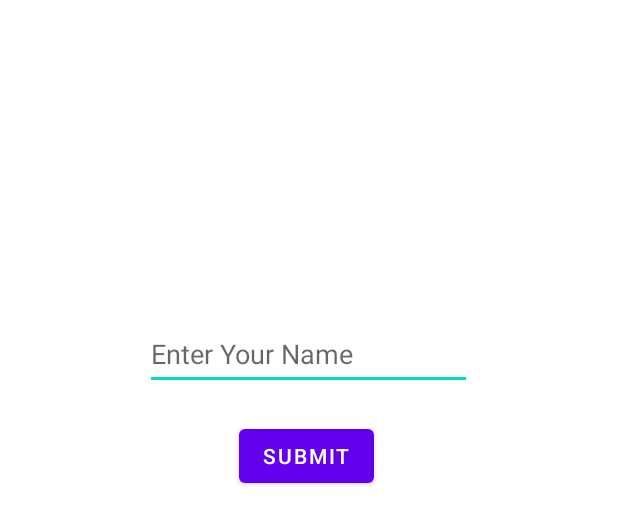
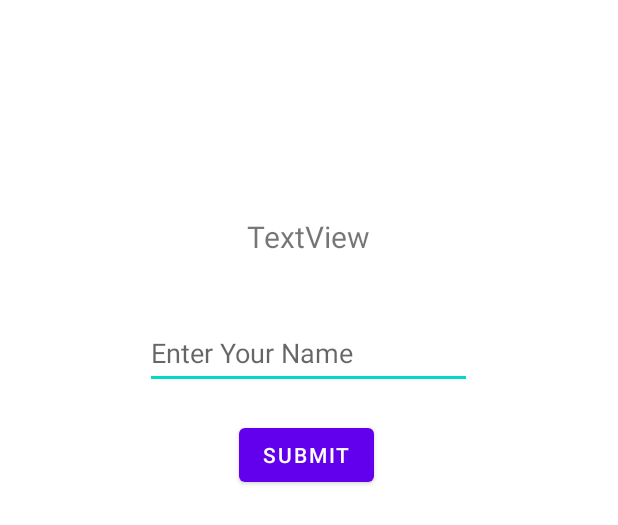
Before and after one commit to dev-SR/android-native, an Android app: the layout activity_main.xml on its own in the app's theme, with its tools: preview values and no code run, on a phone screen of 412 x 824 dp. Shown: the top 525 px of the screen. Run offline under Robolectric (Android 15) with nearby library versions, the phone set to English and light mode, and no system bars.

Commit message:
kotlin event handling

```diff
--- a/01EventHandler_kt/app/src/main/res/layout/activity_main.xml
+++ b/01EventHandler_kt/app/src/main/res/layout/activity_main.xml
@@ -6,20 +6,18 @@
     android:layout_height="match_parent"
     tools:context=".MainActivity">
 
+
     <EditText
         android:id="@+id/etName"
         android:layout_width="218dp"
         android:layout_height="48dp"
-        android:layout_marginTop="212dp"
+        android:layout_marginTop="40dp"
         android:hint="Enter Your Name"
         android:minHeight="48dp"
         android:visibility="visible"
-        app:layout_constraintEnd_toEndOf="parent"
-        app:layout_constraintHorizontal_bias="0.497"
-        app:layout_constraintLeft_toLeftOf="parent"
-        app:layout_constraintRight_toRightOf="parent"
-        app:layout_constraintStart_toStartOf="parent"
-        app:layout_constraintTop_toTopOf="parent" />
+        app:layout_constraintEnd_toEndOf="@+id/tvShow"
+        app:layout_constraintStart_toStartOf="@+id/tvShow"
+        app:layout_constraintTop_toBottomOf="@+id/tvShow" />
 
     <Button
         android:id="@+id/btnSubmit"
@@ -32,5 +30,17 @@
         app:layout_constraintStart_toStartOf="@+id/etName"
         app:layout_constraintTop_toBottomOf="@+id/etName" />
 
+    <TextView
+        android:id="@+id/tvShow"
+        android:layout_width="wrap_content"
+        android:layout_height="wrap_content"
+        android:layout_marginTop="144dp"
+        android:text="TextView"
+        android:textSize="20sp"
+        app:layout_constraintEnd_toEndOf="parent"
+        app:layout_constraintHorizontal_bias="0.498"
+        app:layout_constraintStart_toStartOf="parent"
+        app:layout_constraintTop_toTopOf="parent" />
+
 
 </androidx.constraintlayout.widget.ConstraintLayout>
```
Also changed, not shown: 01EventHandler_kt/app/src/main/java/com/example/a01eventhandler_kt/MainActivity.kt (+40 -0 lines), 1 other file.
